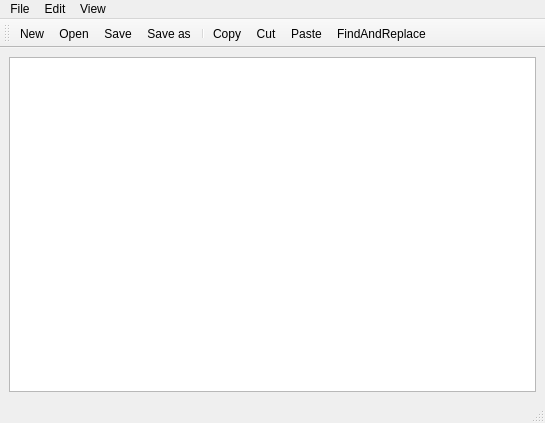
This is mainwindow.ui in ehsanshavandi/simple-text-editor as Qt 5 draws it before an edit. The edited form follows.
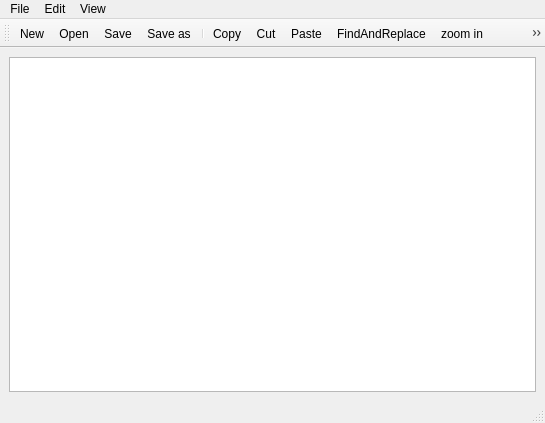
This is the edited form. Icons and pictures are not drawn.

Commit message: add zoom-in and zoom-out

Diff of the .ui file:
```diff
--- a/mainwindow.ui
+++ b/mainwindow.ui
@@ -87,6 +87,8 @@
    <addaction name="actionCut"/>
    <addaction name="actionPaste"/>
    <addaction name="actionFindAndReplace"/>
+   <addaction name="actionzoom_in"/>
+   <addaction name="actionzoom_out"/>
   </widget>
   <action name="actionNew">
    <property name="icon">
@@ -226,6 +228,24 @@
     <string>Ctrl+R</string>
    </property>
   </action>
+  <action name="actionzoom_in">
+   <property name="icon">
+    <iconset resource="Recources.qrc">
+     <normaloff>:/files/images/zoom-in.png</normaloff>:/files/images/zoom-in.png</iconset>
+   </property>
+   <property name="text">
+    <string>zoom in</string>
+   </property>
+  </action>
+  <action name="actionzoom_out">
+   <property name="icon">
+    <iconset resource="Recources.qrc">
+     <normaloff>:/files/images/zoom-out.png</normaloff>:/files/images/zoom-out.png</iconset>
+   </property>
+   <property name="text">
+    <string>zoom out</string>
+   </property>
+  </action>
  </widget>
  <resources>
   <include location="Recources.qrc"/>
```
Left out of the diff: 5 changed lines with no effect on the pictures. The commit also changes 8 other files.
